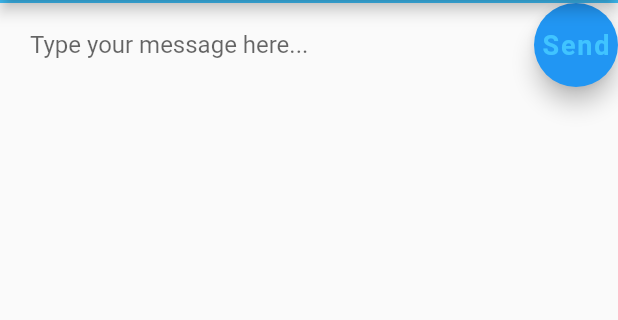
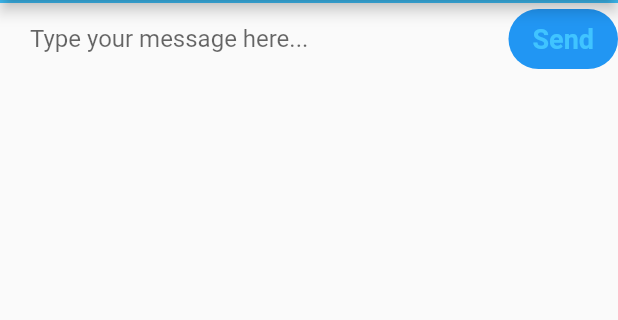
Before and after one commit to TimaevVladislav/flutter_flash_chat, a Flutter app: the ChatScreen screen opened by its route, on a phone screen of 412 x 824 dp, the part 84-404 px from its top. Run offline on Flutter 3.47's test engine with Material 2 defaults, Android fonts, the phone set to English and light mode, and no system bars; our stand-ins replace animated_text_kit, cloud_firestore, firebase_auth, modal_progress_hud_nsn; accounts and stored records are empty.

Commit message:
add:fix:button

```diff
--- a/lib/screens/chat.dart
+++ b/lib/screens/chat.dart
@@ -63,7 +63,7 @@ class _ChatScreenState extends State<ChatScreen> {
                       decoration: kMessageTextFieldDecoration,
                     ),
                   ),
-                  FloatingActionButton(
+                  FilledButton(
                     onPressed: () {
                       //Implement send functionality.
                     },
```
